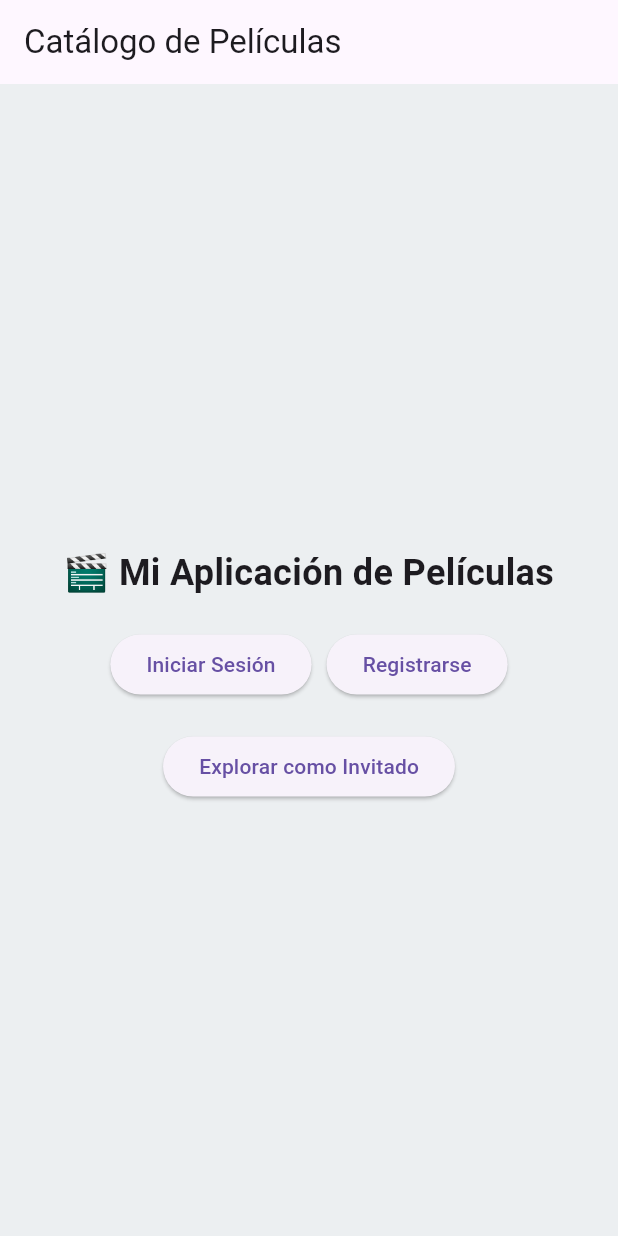
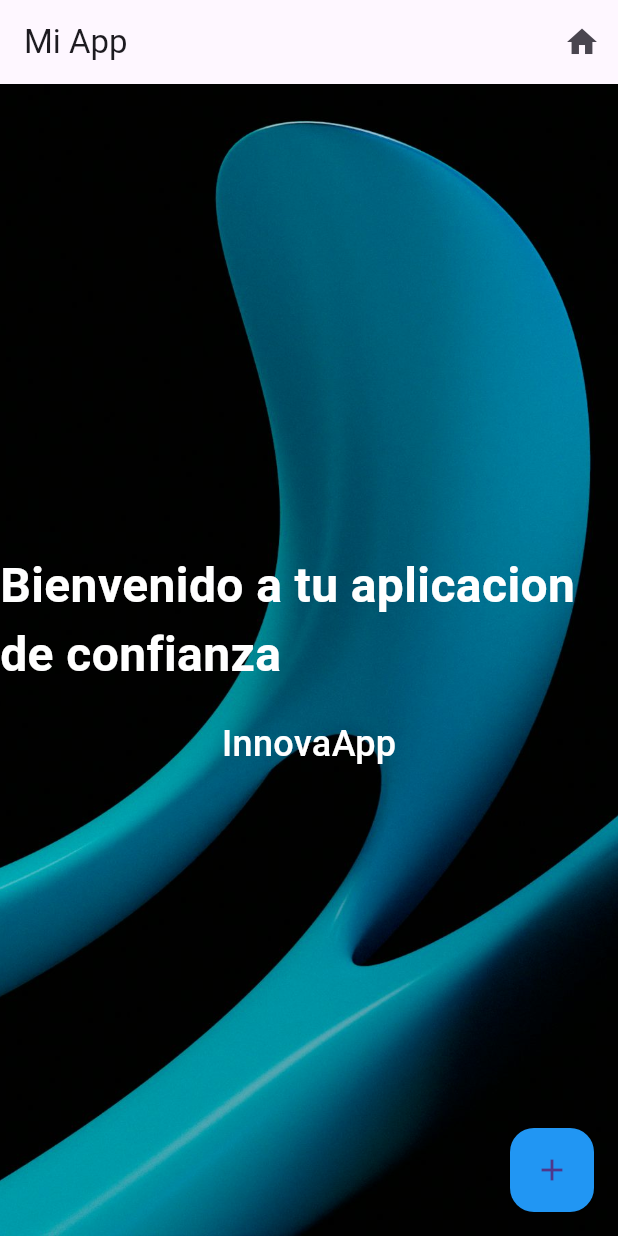
Before and after one commit to brianjorkaef444/hello_world_flutter, a Flutter app: the screen it shows after launch, on a phone screen of 412 x 824 dp. Run offline on Flutter 3.47's test engine with Material 3 defaults, Android fonts, the phone set to English and light mode, and no system bars.

Commit message:
Actualización de la pantalla de inicio y agregado de imagen de fondo

```diff
--- a/lib/main.dart
+++ b/lib/main.dart
@@ -8,67 +8,66 @@ class MyApp extends StatelessWidget {
   @override
   Widget build(BuildContext context) {
     return MaterialApp(
-      debugShowCheckedModeBanner: false,
-      home: PantallaInicio(),
+      title: 'Mi App',
+      theme: ThemeData(
+        primarySwatch: Colors.blue,
+      ),
+      home: HomeScreen(),  // Pantalla de inicio
     );
   }
 }
 
-class PantallaInicio extends StatelessWidget {
+class HomeScreen extends StatelessWidget {
   @override
   Widget build(BuildContext context) {
     return Scaffold(
-      appBar: AppBar(title: Text("Catálogo de Películas")),
+      appBar: AppBar(
+        title: Text('Mi App'),
+        actions: [
+          IconButton(
+            icon: Icon(Icons.home),  // Ícono en la AppBar
+            onPressed: () {
+              // Acción al presionar el ícono
+              print('Ícono de la AppBar presionado');
+            },
+          ),
+        ],
+      ),
+      floatingActionButton: FloatingActionButton(
+        onPressed: () {
+          // Acción al presionar el ícono flotante
+          print('Ícono flotante presionado');
+        },
+        child: Icon(Icons.add),  // Ícono flotante
+        backgroundColor: Colors.blue,  // Color de fondo del botón flotante
+      ),
       body: Stack(
+        fit: StackFit.expand,  // Para que la imagen ocupe toda la pantalla
         children: [
-          // Fondo de la app (puedes poner una imagen aquí si lo deseas)
-          Positioned.fill(
-            child: Container(
-              color: Colors.blueGrey[50],  // Color de fondo
-            ),
+          // Imagen de fondo
+          Image.asset(
+            'assets/fondo.jpg',  // Cambia la ruta por la que corresponda
+            fit: BoxFit.cover,  // Para que la imagen cubra toda la pantalla
           ),
-
-          // Contenido principal
+          // Capa encima de la imagen con el mensaje y el nombre de la app
           Column(
             mainAxisAlignment: MainAxisAlignment.center,
             children: [
-              // 📌 Logo
-              Container(
-                padding: EdgeInsets.all(20),
-                child: Text(
-                  "🎬 Mi Aplicación de Películas",
-                  style: TextStyle(fontSize: 24, fontWeight: FontWeight.bold),
+              Text(
+                'Bienvenido a tu aplicacion de confianza',  // Mensaje de bienvenida
+                style: TextStyle(
+                  fontSize: 32,
+                  fontWeight: FontWeight.bold,
+                  color: Colors.white,  // Texto blanco sobre la imagen
                 ),
               ),
-
-              // 🔘 Botones de navegación (usando Row para colocarlos horizontalmente)
-              Row(
-                mainAxisAlignment: MainAxisAlignment.center,
-                children: [
-                  ElevatedButton(
-                    onPressed: () {
-                      print("Iniciar Sesión");
-                    },
-                    child: Text("Iniciar Sesión"),
-                  ),
-                  SizedBox(width: 10), // Espaciado entre botones
-                  ElevatedButton(
-                    onPressed: () {
-                      print("Registrarse");
-                    },
-                    child: Text("Registrarse"),
-                  ),
-                ],
-              ),
-
-              // Botón "Explorar como Invitado" en una nueva fila (columna)
-              Padding(
-                padding: const EdgeInsets.only(top: 20),
-                child: ElevatedButton(
-                  onPressed: () {
-                    print("Explorar como Invitado");
-                  },
-                  child: Text("Explorar como Invitado"),
+              SizedBox(height: 20),  // Espacio
+              Text(
+                'InnovaApp',  // Nombre de la aplicación
+                style: TextStyle(
+                  fontSize: 24,
+                  fontWeight: FontWeight.w500,
+                  color: Colors.white,  // Texto blanco
                 ),
               ),
             ],
```
Also changed, not shown: pubspec.yaml (+5 -32 lines), assets/cinta1.jpg (added), assets/cinta2.jpg (added), assets/cinta3.jpg (added), assets/fondo.jpg (added).
